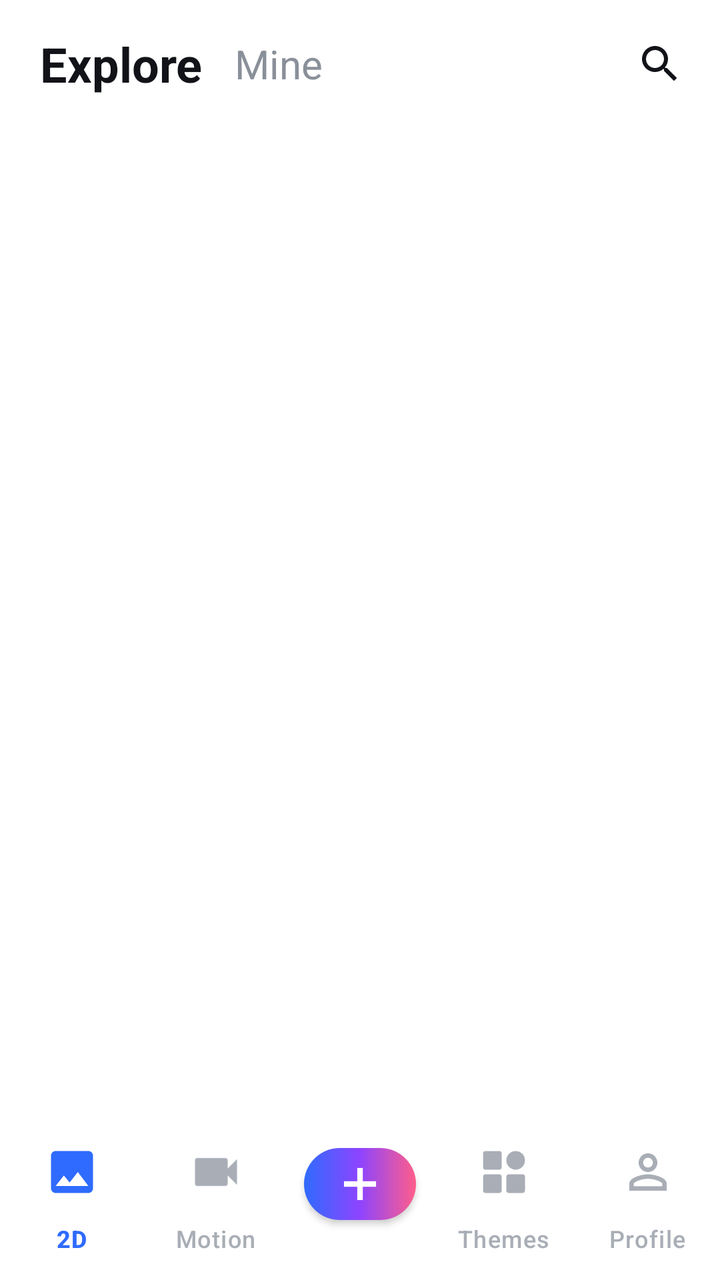
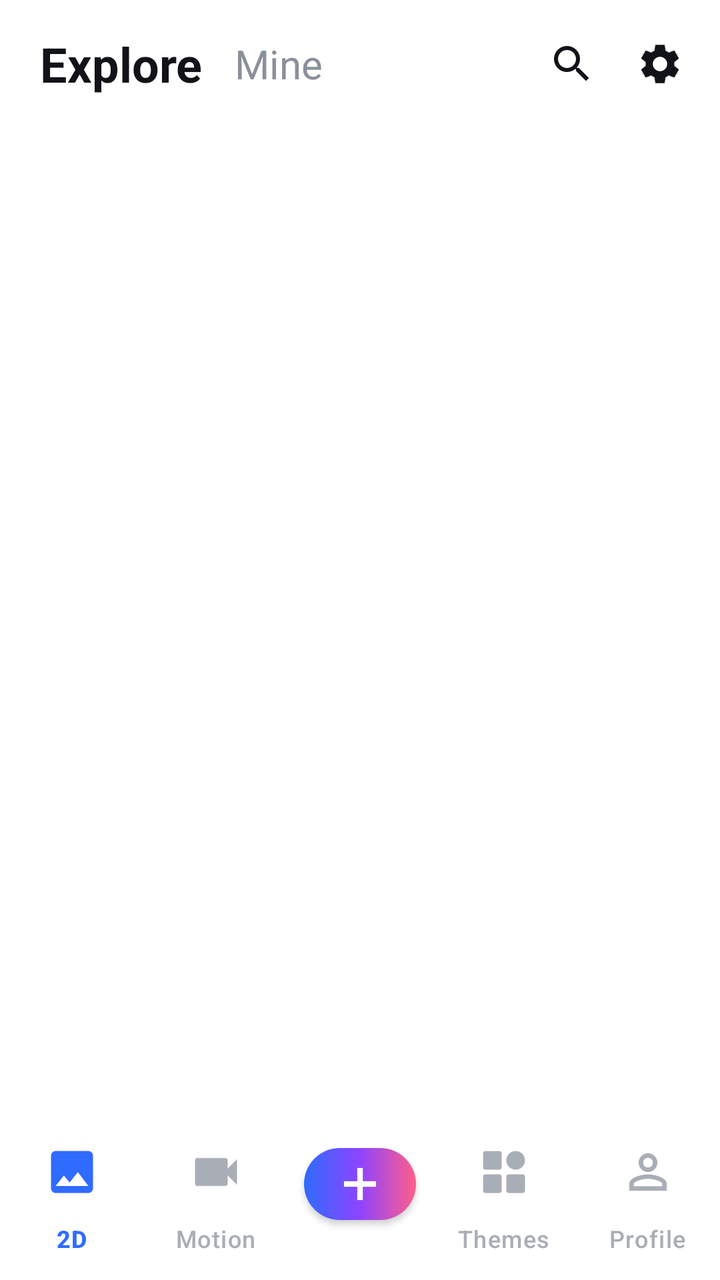

An Android layout rendered at two revisions. The XML below is the earlier revision; the diff shows what the commit changed to produce the second picture.
<!-- AndroidManifest.xml: activity theme Theme.WallpaperCreator.NoActionBar -->
<!-- res/layout/activity_main.xml -->
<?xml version="1.0" encoding="utf-8"?>
<LinearLayout xmlns:android="http://schemas.android.com/apk/res/android"
    xmlns:app="http://schemas.android.com/apk/res-auto"
    android:layout_width="match_parent"
    android:layout_height="match_parent"
    android:background="@color/surface"
    android:orientation="vertical">

    
    <LinearLayout
        android:layout_width="match_parent"
        android:layout_height="64dp"
        android:gravity="center_vertical"
        android:orientation="horizontal"
        android:paddingStart="20dp"
        android:paddingEnd="8dp">

        <TextView
            android:id="@+id/titlePrimary"
            android:layout_width="wrap_content"
            android:layout_height="wrap_content"
            android:text="@string/tab_explore"
            android:textColor="@color/text_primary"
            android:textSize="24sp"
            android:textStyle="bold" />

        <TextView
            android:id="@+id/titleSecondary"
            android:layout_width="wrap_content"
            android:layout_height="wrap_content"
            android:layout_marginStart="16dp"
            android:text="@string/tab_mine"
            android:textColor="@color/text_secondary"
            android:textSize="20sp" />

        <Space
            android:layout_width="0dp"
            android:layout_height="0dp"
            android:layout_weight="1" />

        <ImageButton
            android:id="@+id/btnSearch"
            android:layout_width="44dp"
            android:layout_height="44dp"
            android:background="?attr/selectableItemBackgroundBorderless"
            android:contentDescription="@string/search_hint"
            android:src="@drawable/ic_search"
            app:tint="@color/text_primary" />
    </LinearLayout>

    <FrameLayout
        android:id="@+id/container"
        android:layout_width="match_parent"
        android:layout_height="0dp"
        android:layout_weight="1" />

    <FrameLayout
        android:layout_width="match_parent"
        android:layout_height="wrap_content">

        <com.google.android.material.bottomnavigation.BottomNavigationView
            android:id="@+id/bottomNav"
            android:layout_width="match_parent"
            android:layout_height="wrap_content"
            android:background="@color/surface"
            app:elevation="0dp"
            app:itemActiveIndicatorStyle="@null"
            app:itemIconSize="28dp"
            app:itemIconTint="@color/nav_item"
            app:itemTextColor="@color/nav_item"
            app:labelVisibilityMode="labeled"
            app:menu="@menu/bottom_nav" />

        
        <ImageButton
            android:id="@+id/btnCenterCreate"
            android:layout_width="56dp"
            android:layout_height="36dp"
            android:layout_gravity="center_horizontal|top"
            android:layout_marginTop="14dp"
            android:background="@drawable/bg_center_button"
            android:contentDescription="@string/create_menu_title"
            android:elevation="2dp"
            android:src="@drawable/ic_plus" />
    </FrameLayout>
</LinearLayout>
<!-- resources referenced by this layout -->
<resources>
  <color name="surface">#FFFFFF</color>
  <color name="text_primary">#111318</color>
  <color name="text_secondary">#8A9099</color>
  <!-- drawable bg_center_button (drawable) -->
  <?xml version="1.0" encoding="utf-8"?>
  <shape xmlns:android="http://schemas.android.com/apk/res/android" android:shape="rectangle">
      <gradient
          android:angle="0"
          android:centerColor="#8E44FF"
          android:endColor="#FF5E8A"
          android:startColor="#2F6BFF" />
      <corners android:radius="18dp" />
  </shape>
  <!-- drawable ic_plus (drawable) -->
  <vector xmlns:android="http://schemas.android.com/apk/res/android"
      android:width="24dp"
      android:height="24dp"
      android:viewportWidth="24"
      android:viewportHeight="24">
      <path
          android:fillColor="#FFFFFFFF"
          android:pathData="M10.6,4h2.8v6.6H20v2.8h-6.6V20h-2.8v-6.6H4v-2.8h6.6z" />
  </vector>
  <!-- drawable ic_search (drawable) -->
  <vector xmlns:android="http://schemas.android.com/apk/res/android"
      android:width="24dp"
      android:height="24dp"
      android:viewportWidth="24"
      android:viewportHeight="24">
      <path
          android:fillColor="#FF000000"
          android:pathData="M15.5,14h-0.79l-0.28,-0.27C15.41,12.59 16,11.11 16,9.5 16,5.91 13.09,3 9.5,3S3,5.91 3,9.5 5.91,16 9.5,16c1.61,0 3.09,-0.59 4.23,-1.57l0.27,0.28v0.79l5,4.99L20.49,19l-4.99,-5zM9.5,14C7.01,14 5,11.99 5,9.5S7.01,5 9.5,5 14,7.01 14,9.5 11.99,14 9.5,14z" />
  </vector>
  <string name="create_menu_title">Create</string>
  <string name="search_hint">Search titles</string>
  <string name="tab_explore">Explore</string>
  <string name="tab_mine">Mine</string>
  <style name="Theme.WallpaperCreator.NoActionBar">
          <item name="windowActionBar">false</item>
          <item name="windowNoTitle">true</item>
      </style>
</resources>

<!-- the commit's change to res/layout/activity_main.xml (unified diff, before → after) -->
@@ -46,6 +46,15 @@
             android:contentDescription="@string/search_hint"
             android:src="@drawable/ic_search"
             app:tint="@color/text_primary" />
+
+        <ImageButton
+            android:id="@+id/btnSettings"
+            android:layout_width="44dp"
+            android:layout_height="44dp"
+            android:background="?attr/selectableItemBackgroundBorderless"
+            android:contentDescription="@string/settings"
+            android:src="@drawable/ic_settings"
+            app:tint="@color/text_primary" />
     </LinearLayout>
 
     <FrameLayout
<!-- resource entries referenced after the edit -->
@@ -33,8 +33,19 @@
           android:fillColor="#FF000000"
           android:pathData="M15.5,14h-0.79l-0.28,-0.27C15.41,12.59 16,11.11 16,9.5 16,5.91 13.09,3 9.5,3S3,5.91 3,9.5 5.91,16 9.5,16c1.61,0 3.09,-0.59 4.23,-1.57l0.27,0.28v0.79l5,4.99L20.49,19l-4.99,-5zM9.5,14C7.01,14 5,11.99 5,9.5S7.01,5 9.5,5 14,7.01 14,9.5 11.99,14 9.5,14z" />
   </vector>
+  <!-- drawable ic_settings (drawable) -->
+  <vector xmlns:android="http://schemas.android.com/apk/res/android"
+      android:width="24dp"
+      android:height="24dp"
+      android:viewportWidth="24"
+      android:viewportHeight="24">
+      <path
+          android:fillColor="#FF000000"
+          android:pathData="M19.14,12.94c0.04,-0.3 0.06,-0.61 0.06,-0.94c0,-0.32 -0.02,-0.64 -0.07,-0.94l2.03,-1.58c0.18,-0.14 0.23,-0.41 0.12,-0.61l-1.92,-3.32c-0.12,-0.22 -0.37,-0.29 -0.59,-0.22l-2.39,0.96c-0.5,-0.38 -1.03,-0.7 -1.62,-0.94L14.4,2.81c-0.04,-0.24 -0.24,-0.41 -0.48,-0.41h-3.84c-0.24,0 -0.43,0.17 -0.47,0.41L9.25,5.35C8.66,5.59 8.12,5.92 7.63,6.29L5.24,5.33c-0.22,-0.08 -0.47,0 -0.59,0.22L2.74,8.87C2.62,9.08 2.66,9.34 2.86,9.48l2.03,1.58C4.84,11.36 4.8,11.69 4.8,12s0.02,0.64 0.07,0.94l-2.03,1.58c-0.18,0.14 -0.23,0.41 -0.12,0.61l1.92,3.32c0.12,0.22 0.37,0.29 0.59,0.22l2.39,-0.96c0.5,0.38 1.03,0.7 1.62,0.94l0.36,2.54c0.05,0.24 0.24,0.41 0.48,0.41h3.84c0.24,0 0.44,-0.17 0.47,-0.41l0.36,-2.54c0.59,-0.24 1.13,-0.56 1.62,-0.94l2.39,0.96c0.22,0.08 0.47,0 0.59,-0.22l1.92,-3.32c0.12,-0.22 0.07,-0.47 -0.12,-0.61L19.14,12.94zM12,15.6c-1.98,0 -3.6,-1.62 -3.6,-3.6s1.62,-3.6 3.6,-3.6s3.6,1.62 3.6,3.6S13.98,15.6 12,15.6z" />
+  </vector>
   <string name="create_menu_title">Create</string>
   <string name="search_hint">Search titles</string>
+  <string name="settings">Settings</string>
   <string name="tab_explore">Explore</string>
   <string name="tab_mine">Mine</string>
   <style name="Theme.WallpaperCreator.NoActionBar">
